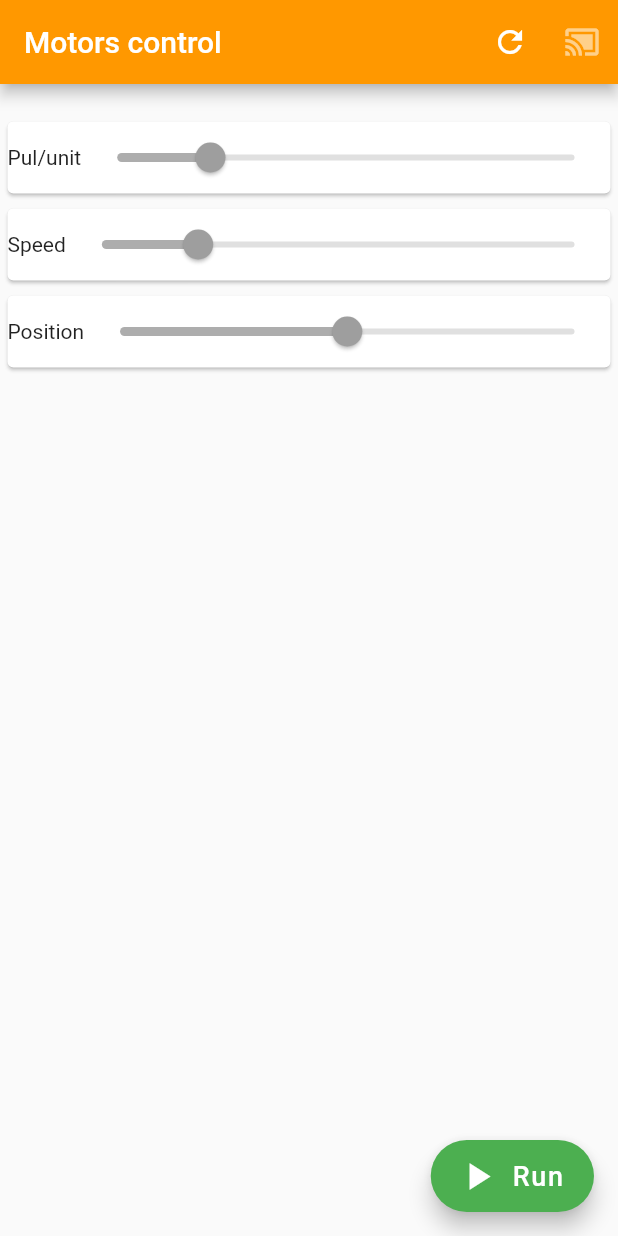
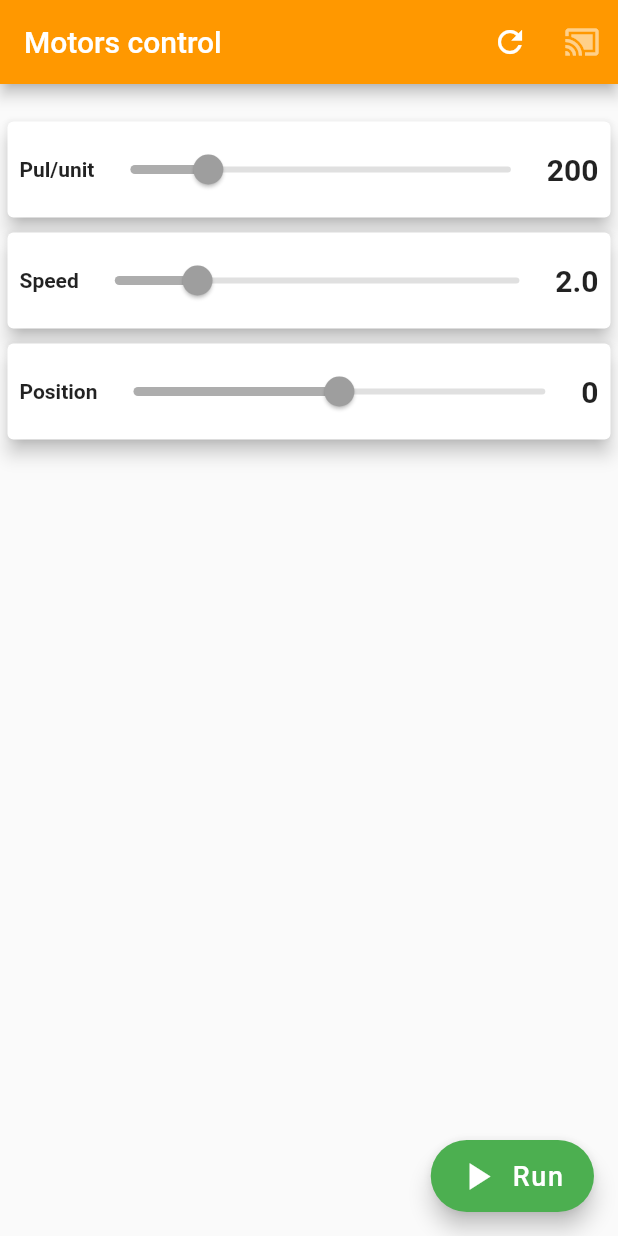
Before and after one commit to HeroLive/ArduinoHeroLive, a Flutter app: the screen it shows after launch, on a phone screen of 412 x 824 dp. Run offline on Flutter 3.47's test engine with Material 2 defaults, Android fonts, the phone set to English and light mode, and no system bars; network calls fail.

Commit message:
ESP-WebSocket-Flutter: build app test

```diff
--- a/ESP-WebSocket-Flutter/esp_control/lib/main.dart
+++ b/ESP-WebSocket-Flutter/esp_control/lib/main.dart
@@ -138,9 +138,16 @@ class _HomePageState extends State<HomePage> {
               ),
               Card(
                 margin: EdgeInsets.all(5),
+                elevation: 5,
+                child: Padding(
+                  padding: const EdgeInsets.all(8.0),
                   child: Row(
                     children: [
-                    Text("Pul/unit"),
+                      Text(
+                        "Pul/unit",
+                        style: TextStyle(
+                            fontSize: 14, fontWeight: FontWeight.bold),
+                      ),
                       Expanded(
                           child: Slider(
                         value: stepPerUnit,
@@ -157,15 +164,28 @@ class _HomePageState extends State<HomePage> {
                                 });
                               }
                             : null,
-                    ))
+                      )),
+                      Text(
+                        stepPerUnit.round().toString(),
+                        style: TextStyle(
+                            fontSize: 20, fontWeight: FontWeight.bold),
+                      )
                     ],
+                  ),
                 ),
               ),
               Card(
                 margin: EdgeInsets.all(5),
+                elevation: 5,
+                child: Padding(
+                  padding: const EdgeInsets.all(8.0),
                   child: Row(
                     children: [
-                    Text("Speed"),
+                      Text(
+                        "Speed",
+                        style: TextStyle(
+                            fontSize: 14, fontWeight: FontWeight.bold),
+                      ),
                       Expanded(
                           child: Slider(
                         value: speed,
@@ -182,24 +202,37 @@ class _HomePageState extends State<HomePage> {
                                 });
                               }
                             : null,
-                    ))
+                      )),
+                      Text(
+                        speed.toStringAsFixed(1).toString(),
+                        style: TextStyle(
+                            fontSize: 20, fontWeight: FontWeight.bold),
+                      )
                     ],
+                  ),
                 ),
               ),
               Card(
                 margin: EdgeInsets.all(5),
+                elevation: 5,
+                child: Padding(
+                  padding: const EdgeInsets.all(8.0),
                   child: Row(
                     children: [
-                    Text("Position"),
+                      Text(
+                        "Position",
+                        style: TextStyle(
+                            fontSize: 14, fontWeight: FontWeight.bold),
+                      ),
                       Expanded(
                           child: Slider(
                         value: pos,
                         min: -180,
                         max: 180,
-                      divisions: 100,
+                        divisions: 360,
                         activeColor: Colors.orange,
                         inactiveColor: Colors.grey,
-                      label: pos.toStringAsFixed(1).toString(),
+                        label: pos.round().toString(),
                         onChanged: connected
                             ? (double value) {
                                 setState(() {
@@ -207,8 +240,14 @@ class _HomePageState extends State<HomePage> {
                                 });
                               }
                             : null,
-                    ))
+                      )),
+                      Text(
+                        pos.round().toString(),
+                        style: TextStyle(
+                            fontSize: 20, fontWeight: FontWeight.bold),
+                      )
                     ],
+                  ),
                 ),
               )
             ]))));
```
Also changed, not shown: 4 other files. Lines whose indentation alone changed are shown as unchanged.
